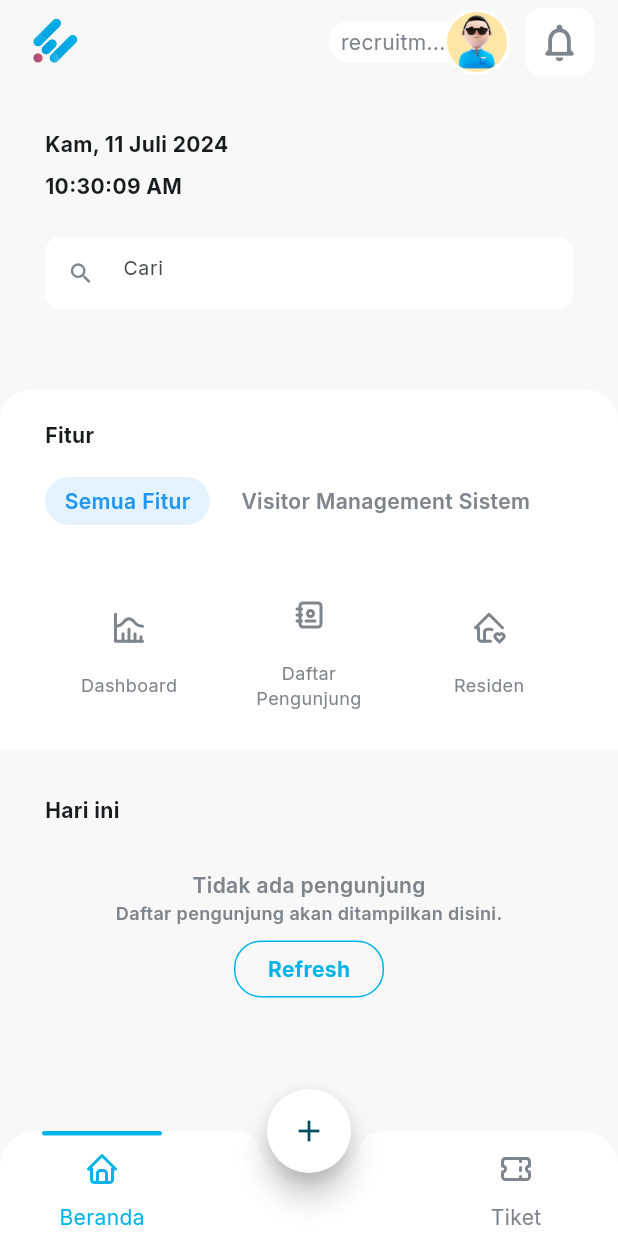
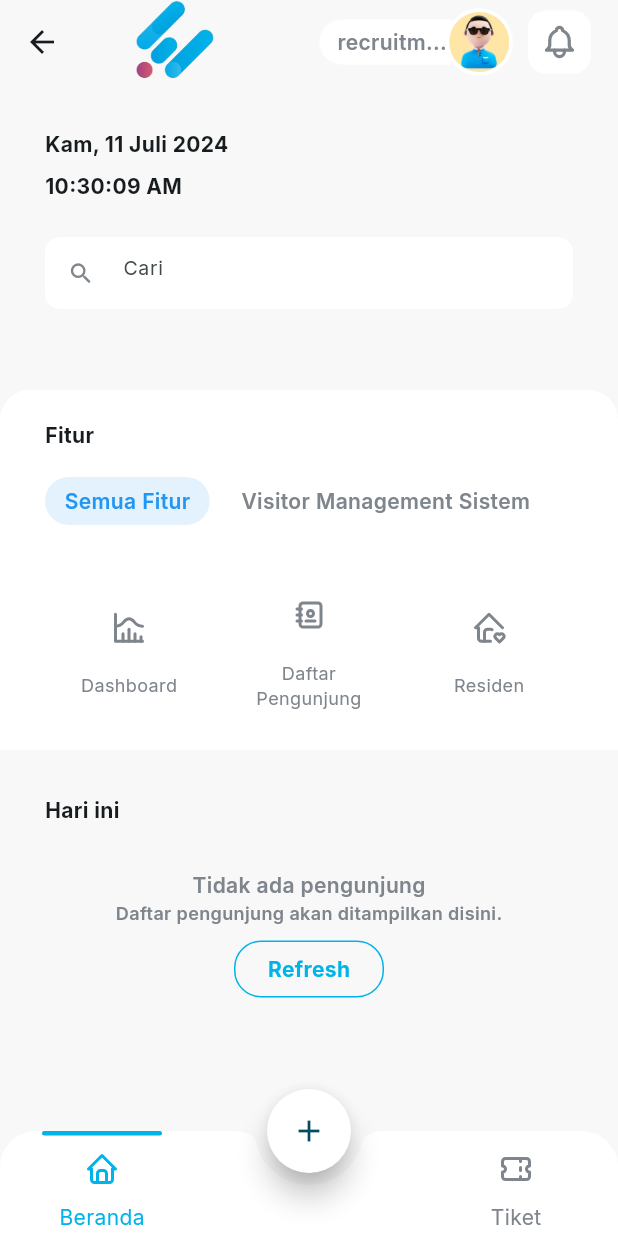
Before and after one commit to IKHINtech/my_caliana, a Flutter app: the BerandaScreen screen opened by its route, on a phone screen of 412 x 824 dp. Run offline on Flutter 3.47's test engine with Material 3 defaults, Android fonts, the light colour scheme and no system bars; drawn by our look-alikes of flutter_speed_dial; our stand-ins replace camera, flutter_tabler_icons, google_fonts, permission_handler; accounts and stored records are empty.

Commit message:
[update] final

```diff
--- a/lib/views/beranda_screen.dart
+++ b/lib/views/beranda_screen.dart
@@ -1,6 +1,4 @@
-import 'package:flutter/cupertino.dart';
 import 'package:flutter/material.dart';
-import 'package:flutter/widgets.dart';
 import 'package:flutter_speed_dial/flutter_speed_dial.dart';
 import 'package:flutter_tabler_icons/flutter_tabler_icons.dart';
 import 'package:my_caliana/const/colors.dart';
@@ -20,21 +18,8 @@ class BerandaScreen extends StatefulWidget {
 
 class _BerandaScreenState extends State<BerandaScreen> {
   ValueNotifier<bool> isDialOpen = ValueNotifier<bool>(false);
-  Future<void> _checkPermissions() async {
-    PermissionStatus cameraStatus = await Permission.camera.status;
-    PermissionStatus locationStatus = await Permission.location.status;
-
-    if (!cameraStatus.isGranted) {
-      await Permission.camera.request();
-    }
-
-    if (!locationStatus.isGranted) {
-      await Permission.location.request();
-    }
-  }
-
   final TextEditingController _searchController = TextEditingController();
-  ValueNotifier<int> _selectedFilter = ValueNotifier<int>(0);
+  final ValueNotifier<int> _selectedFilter = ValueNotifier<int>(0);
 
   var renderOverlay = true;
   var visibled = true;
@@ -49,10 +34,30 @@ class _BerandaScreenState extends State<BerandaScreen> {
   var buttonSize = const Size(56.0, 56.0);
   var childrenButtonSize = const Size(56.0, 56.0);
 
+  Future<void> _checkPermissions() async {
+    PermissionStatus cameraStatus = await Permission.camera.status;
+    PermissionStatus locationStatus = await Permission.location.status;
+
+    if (!cameraStatus.isGranted) {
+      await Permission.camera.request();
+    }
+
+    if (!locationStatus.isGranted) {
+      await Permission.location.request();
+    }
+  }
+
   @override
   void initState() {
     _checkPermissions();
     super.initState();
+  }
+
+  @override
+  void dispose() {
+    _selectedFilter.dispose();
+    _searchController.dispose();
+    super.dispose();
   }
 
   @override
@@ -61,18 +66,13 @@ class _BerandaScreenState extends State<BerandaScreen> {
       appBar: AppBar(
         backgroundColor: bgGrey,
         surfaceTintColor: Colors.transparent,
-        leading: Container(
-          margin: EdgeInsets.only(left: 16),
+        title: Container(
+          height: 70,
+          decoration: BoxDecoration(),
+          margin: EdgeInsets.only(left: 8),
           child: Image.asset('assets/images/icon-removebg-preview.png'),
         ),
         actions: [
-          // Container(
-          //   color: Colors.red,
-          //   child: Text(
-          //     'recruitment',
-          //     style: TextStyle(color: customGrey, fontSize: 16),
-          //   ),
-          // ),
           Container(
             padding: EdgeInsets.only(right: 10),
             child: Row(
@@ -80,12 +80,14 @@ class _BerandaScreenState extends State<BerandaScreen> {
                 Container(
                   transform: Matrix4.translationValues(4.0, 0.0, 0.0),
                   padding:
-                      EdgeInsets.only(left: 8, top: 4, bottom: 4, right: 3),
+                      EdgeInsets.only(left: 12, top: 5, bottom: 5, right: 3),
                   decoration: BoxDecoration(
                     color: Colors.white,
                     borderRadius: BorderRadius.only(
                       topLeft: Radius.circular(20),
-                          bottomLeft: Radius.circular(20))),
+                      bottomLeft: Radius.circular(20),
+                    ),
+                  ),
                   child: LimitedLengthText(
                     text: "recruitment",
                     maxLength: 8,
@@ -96,7 +98,7 @@ class _BerandaScreenState extends State<BerandaScreen> {
                     shape: BoxShape.circle,
                     border: Border.all(
                       color: Colors.white, // Warna border
-                      width: 2.0, // Lebar border
+                      width: 2.5, // Lebar border
                     ),
                   ),
                   child: CircleAvatar(
@@ -113,17 +115,18 @@ class _BerandaScreenState extends State<BerandaScreen> {
               color: Colors.white,
               borderRadius: BorderRadius.circular(12),
             ),
-              margin: EdgeInsets.only(right: 16),
+            margin: EdgeInsets.only(right: 18),
             child: Material(
               color: Colors.white,
               child: InkWell(
                 child: Icon(
-                    Icons.notifications_none_rounded,
-                    size: 30,
+                  TablerIcons.bell,
+                  size: 26,
                   color: customGrey,
                 ),
               ),
-              ))
+            ),
+          )
         ],
       ),
       body: Container(
--- a/lib/widgets/custom_appbar.dart
+++ b/lib/widgets/custom_appbar.dart
@@ -6,7 +6,7 @@ AppBar customAppbar(BuildContext context, String title) {
       icon: Icon(
         Icons.arrow_back_ios_rounded,
       ),
-      onPressed: () => Navigator.of(context).pop(),
+      onPressed: () => Navigator.maybePop(context),
     ),
     centerTitle: true,
     title: Text(
--- a/lib/widgets/custom_text.dart
+++ b/lib/widgets/custom_text.dart
@@ -18,7 +18,8 @@ class LimitedLengthText extends StatelessWidget {
 
     return Text(
       displayedText,
-      style: TextStyle(fontSize: 14, color: customGrey),
+      style: TextStyle(
+          fontSize: 14, color: customGrey, fontWeight: FontWeight.w600),
     );
   }
 }
```
Also changed, not shown: lib/views/formulir_registrasi_screen.dart (+18 -8 lines), lib/views/foto_wajah_screen.dart (+21 -15 lines), lib/views/konfirmasi_data_screen.dart (+25 -9 lines), lib/views/pindai_screen.dart (+15 -21 lines), pubspec.yaml (+7 -0 lines), pubspec.lock, 31 other files. Lines whose indentation alone changed are shown as unchanged.
